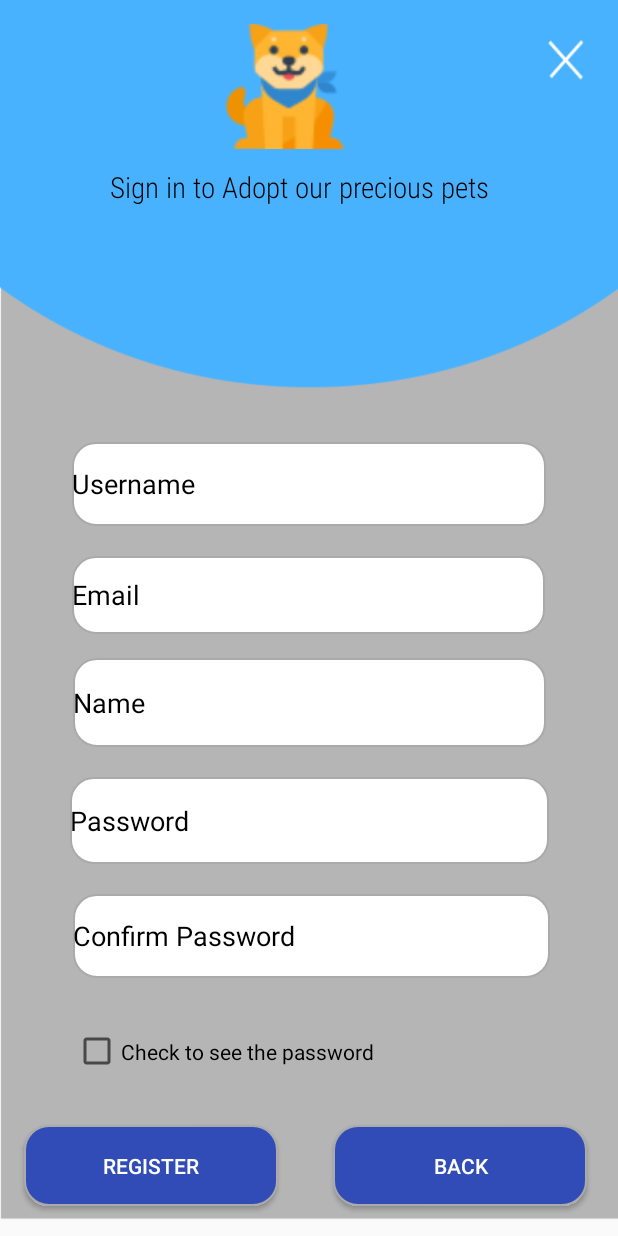
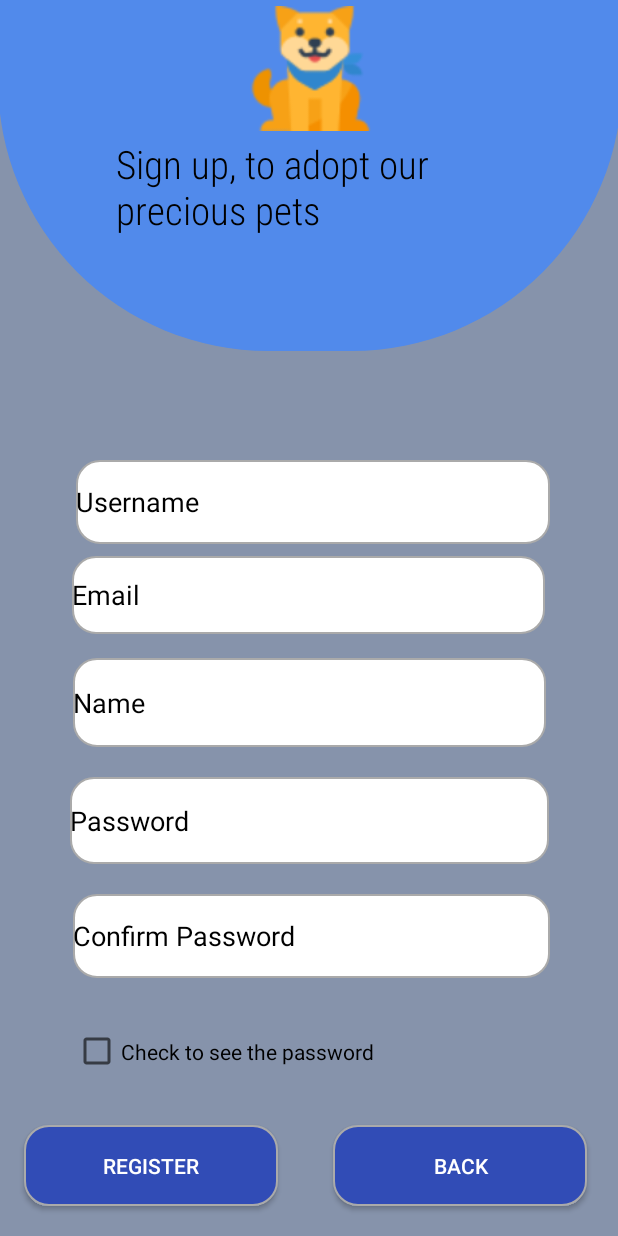
Before and after one commit to WenDEVLIFE/Pet-Adoption-App, an Android app: the Signin_Activity screen opened directly, with no data from a screen before it, on a phone screen of 412 x 824 dp. Run offline under Robolectric (Android 15) with nearby library versions, the phone set to English and light mode, and no system bars; our stand-ins replace sdp/ssp sizes.

Commit message:
Fix the design of Sign up 🖼️

```diff
--- a/app/src/main/res/layout/activity_signin.xml
+++ b/app/src/main/res/layout/activity_signin.xml
@@ -3,10 +3,47 @@
         xmlns:tools="http://schemas.android.com/tools"
         xmlns:app="http://schemas.android.com/apk/res-auto"
         android:id="@+id/main"
-        android:background="@drawable/background"
+        android:background="@color/Cool_gray"
         android:layout_width="match_parent"
         android:layout_height="match_parent"
         tools:context=".Signin_Activity">
+
+    <androidx.constraintlayout.widget.ConstraintLayout
+            android:layout_width="@dimen/_320sdp"
+            android:layout_height="@dimen/_180sdp"
+            android:background="@drawable/toplogin_design"
+            app:layout_constraintStart_toStartOf="parent"
+            app:layout_constraintTop_toTopOf="parent"
+            app:layout_constraintEnd_toEndOf="parent"
+            app:layout_constraintHorizontal_bias="0.6"
+            android:id="@+id/constraintLayout2">
+
+        <ImageView
+                android:layout_width="87dp"
+                android:layout_height="83dp"
+                app:srcCompat="@drawable/shiba"
+                android:id="@+id/imageView"
+                app:layout_constraintStart_toStartOf="parent"
+                app:layout_constraintEnd_toEndOf="parent"
+                app:layout_constraintTop_toTopOf="parent"
+                android:layout_marginTop="4dp"
+                app:layout_constraintHorizontal_bias="0.501" />
+
+        <TextView
+                android:text="Sign up, to adopt our precious pets"
+                android:layout_width="259dp"
+                android:textFontWeight="@integer/material_motion_duration_long_1"
+                android:layout_height="69dp"
+                android:id="@+id/textView"
+                android:textColor="@color/black"
+                android:textSize="@dimen/_20sdp"
+                android:fontFamily="sans-serif-condensed"
+                app:layout_constraintStart_toStartOf="parent"
+                app:layout_constraintEnd_toEndOf="parent"
+                app:layout_constraintHorizontal_bias="0.503"
+                app:layout_constraintTop_toBottomOf="@+id/imageView"
+                android:layout_marginTop="4dp" />
+    </androidx.constraintlayout.widget.ConstraintLayout>
 
     <Button
             android:text="Register"
@@ -32,31 +69,6 @@
             app:layout_constraintBottom_toBottomOf="parent"
             app:layout_constraintHorizontal_bias="0.637"
             android:layout_marginBottom="20dp" />
-
-    <ImageView
-            android:layout_width="87dp"
-            android:layout_height="83dp"
-            app:srcCompat="@drawable/shiba"
-            android:id="@+id/imageView"
-            app:layout_constraintTop_toTopOf="parent"
-            app:layout_constraintStart_toStartOf="parent"
-            app:layout_constraintEnd_toEndOf="parent"
-            android:layout_marginTop="16dp"
-            app:layout_constraintHorizontal_bias="0.45" />
-
-    <TextView
-            android:text="Sign in to Adopt our precious pets"
-            android:layout_width="266dp"
-            android:textFontWeight="@integer/material_motion_duration_long_1"
-            android:layout_height="39dp"
-            android:id="@+id/textView"
-            android:textColor="@color/black"
-            android:textSize="@dimen/_15sdp"
-            android:fontFamily="sans-serif-condensed"
-            app:layout_constraintTop_toBottomOf="@+id/imageView"
-            android:layout_marginTop="12dp"
-            app:layout_constraintStart_toStartOf="parent"
-            app:layout_constraintEnd_toEndOf="parent" />
 
     <EditText
             android:layout_width="319dp"
@@ -113,7 +125,8 @@
             app:layout_constraintStart_toStartOf="parent"
             app:layout_constraintEnd_toEndOf="parent"
             app:layout_constraintBottom_toTopOf="@+id/email"
-            android:layout_marginBottom="20dp" />
+            android:layout_marginBottom="8dp"
+            app:layout_constraintHorizontal_bias="0.526" />
 
     <EditText
             android:layout_width="315dp"
```
Also changed, not shown: app/src/main/res/layout/activity_main.xml (+24 -14 lines).
